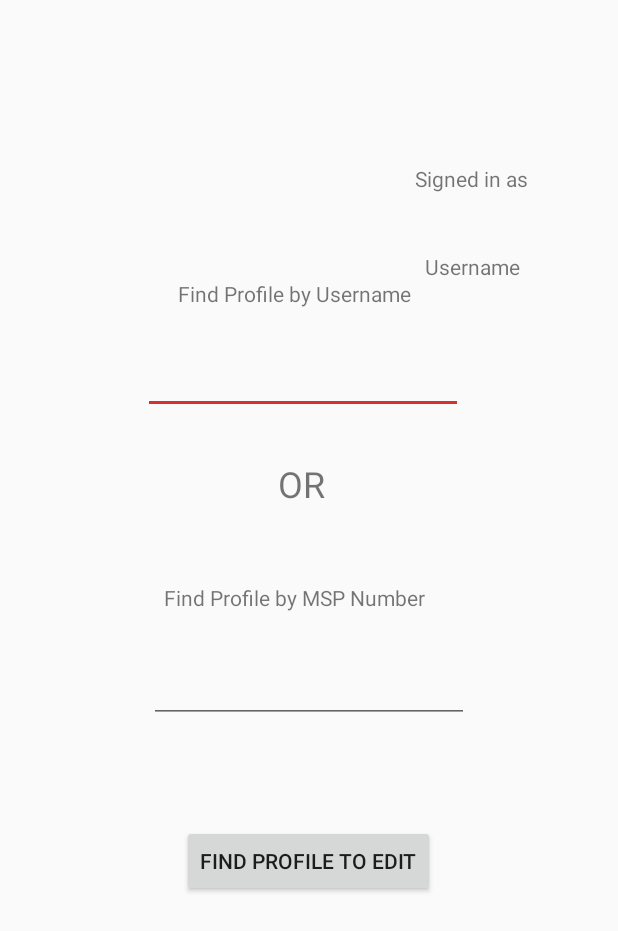
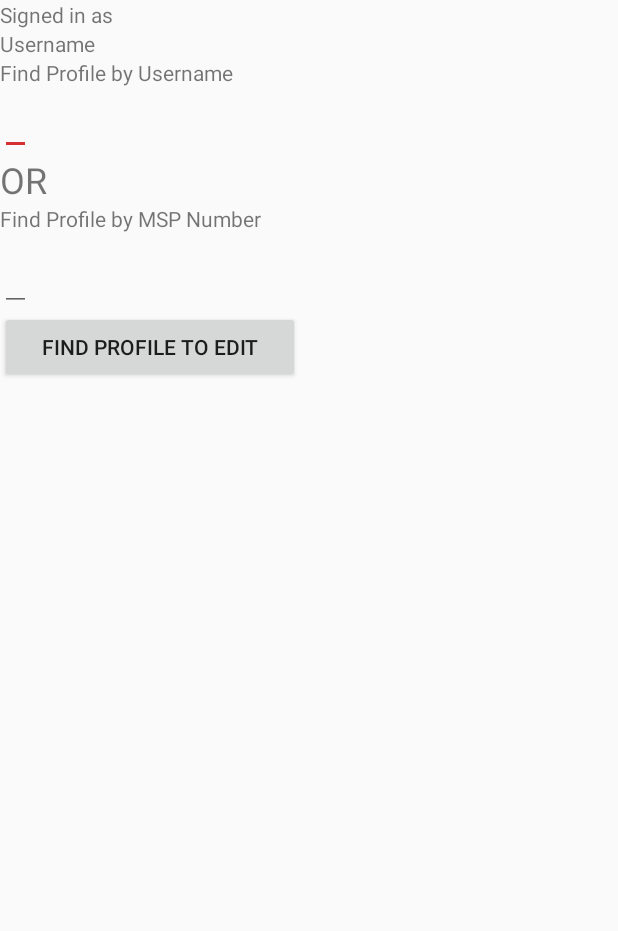
Before and after one commit to developer-jiheui/LemonAid, an Android app: the Activity_6 screen opened directly, with no data from a screen before it, on a phone screen of 412 x 824 dp. Shown: the top 931 px of the screen. Run offline under Robolectric (Android 15) with nearby library versions, the phone set to English and light mode, and no system bars.

Commit message:
update layout of activity 2

```diff
--- a/app/src/main/res/layout/activity_2.xml
+++ b/app/src/main/res/layout/activity_2.xml
@@ -83,29 +83,29 @@
 
         <LinearLayout
             android:layout_width="match_parent"
-            android:layout_height="200dp"
-            android:gravity="bottom"
+            android:layout_height="250dp"
+            android:gravity="center"
             android:orientation="horizontal">
 
             <Button
                 android:id="@+id/btnLogin"
-                android:layout_width="104dp"
-                android:layout_height="48dp"
-                android:layout_marginStart="85dp"
-                android:layout_marginLeft="85dp"
-                android:layout_marginBottom="50dp"
+                android:layout_width="110dp"
+                android:layout_height="50dp"
+                android:background="@color/colorPrimaryDark"
+                android:textColor="#FFFFFF"
+                android:layout_marginBottom="30dp"
                 android:text="@string/txtLogin" />
 
             <Button
                 android:id="@+id/btnRegister"
-                android:layout_width="102dp"
-                android:layout_height="51dp"
-                android:layout_marginStart="27dp"
-                android:layout_marginLeft="27dp"
-                android:layout_marginEnd="93dp"
-                android:layout_marginRight="93dp"
-                android:layout_marginBottom="50dp"
-                android:text="@string/txtRegister" />
+                android:layout_width="110dp"
+                android:layout_height="50dp"
+                android:layout_marginStart="20dp"
+                android:background="@color/colorPrimaryDark"
+                android:textColor="#FFFFFF"
+                android:layout_marginBottom="30dp"
+                android:text="@string/txtRegister"
+                android:layout_marginLeft="10dp" />
         </LinearLayout>
     </LinearLayout>
 
--- a/app/src/main/res/layout/activity_6.xml
+++ b/app/src/main/res/layout/activity_6.xml
@@ -1,132 +1,60 @@
 <?xml version="1.0" encoding="utf-8"?>
-<androidx.constraintlayout.widget.ConstraintLayout xmlns:android="http://schemas.android.com/apk/res/android"
+<LinearLayout xmlns:android="http://schemas.android.com/apk/res/android"
     xmlns:app="http://schemas.android.com/apk/res-auto"
     xmlns:tools="http://schemas.android.com/tools"
     android:layout_width="match_parent"
     android:layout_height="match_parent"
+    android:orientation="vertical"
     tools:context=".Activity_6">
 
     <TextView
         android:id="@+id/txtUsernameInfo"
         android:layout_width="wrap_content"
         android:layout_height="wrap_content"
-        android:layout_marginStart="284dp"
-        android:layout_marginLeft="284dp"
-        android:layout_marginTop="63dp"
-        android:layout_marginEnd="68dp"
-        android:layout_marginRight="68dp"
-        android:layout_marginBottom="649dp"
-        android:text="@string/txtInfo"
-        app:layout_constraintBottom_toBottomOf="parent"
-        app:layout_constraintEnd_toEndOf="parent"
-        app:layout_constraintStart_toStartOf="parent"
-        app:layout_constraintTop_toTopOf="parent" />
+        android:text="@string/txtInfo" />
 
     <TextView
         android:id="@+id/txtUsername"
         android:layout_width="wrap_content"
         android:layout_height="wrap_content"
-        android:layout_marginStart="283dp"
-        android:layout_marginLeft="283dp"
-        android:layout_marginTop="16dp"
-        android:layout_marginEnd="65dp"
-        android:layout_marginRight="65dp"
-        android:layout_marginBottom="614dp"
-        android:text="@string/txtUsername"
-        app:layout_constraintBottom_toBottomOf="parent"
-        app:layout_constraintEnd_toEndOf="parent"
-        app:layout_constraintStart_toStartOf="parent"
-        app:layout_constraintTop_toBottomOf="@+id/txtUsernameInfo" />
+        android:text="@string/txtUsername" />
 
     <TextView
         android:id="@+id/txtProfileDsc"
         android:layout_width="wrap_content"
         android:layout_height="wrap_content"
-        android:layout_marginStart="118dp"
-        android:layout_marginLeft="118dp"
-        android:layout_marginTop="186dp"
-        android:layout_marginEnd="137dp"
-        android:layout_marginRight="137dp"
-        android:text="@string/txtProfileDsc"
-        app:layout_constraintEnd_toEndOf="parent"
-        app:layout_constraintStart_toStartOf="parent"
-        app:layout_constraintTop_toTopOf="parent" />
+        android:text="@string/txtProfileDsc" />
 
     <EditText
         android:id="@+id/etUsername"
         android:layout_width="wrap_content"
         android:layout_height="wrap_content"
-        android:layout_marginStart="95dp"
-        android:layout_marginLeft="95dp"
-        android:layout_marginTop="25dp"
-        android:layout_marginEnd="103dp"
-        android:layout_marginRight="103dp"
-        android:ems="10"
-        android:inputType="textPersonName"
-        app:layout_constraintEnd_toEndOf="parent"
-        app:layout_constraintStart_toStartOf="parent"
-        app:layout_constraintTop_toBottomOf="@+id/txtProfileDsc"
-        tools:autofil="ignore"
-        android:importantForAutofill="no" />
+        android:importantForAutofill="no"
+        android:inputType="textPersonName" />
 
     <TextView
         android:id="@+id/txtOr"
         android:layout_width="wrap_content"
         android:layout_height="wrap_content"
-        android:layout_marginStart="171dp"
-        android:layout_marginLeft="171dp"
-        android:layout_marginTop="30dp"
-        android:layout_marginEnd="181dp"
-        android:layout_marginRight="181dp"
         android:text="OR"
-        android:textSize="24sp"
-        app:layout_constraintEnd_toEndOf="parent"
-        app:layout_constraintStart_toStartOf="parent"
-        app:layout_constraintTop_toBottomOf="@+id/etUsername" />
+        android:textSize="24sp" />
 
     <TextView
         android:id="@+id/txtMspDsc"
         android:layout_width="189dp"
         android:layout_height="26dp"
-        android:layout_marginStart="174dp"
-        android:layout_marginLeft="174dp"
-        android:layout_marginTop="50dp"
-        android:layout_marginEnd="178dp"
-        android:layout_marginRight="178dp"
-        android:text="@string/findProfileDsc"
-        app:layout_constraintEnd_toEndOf="parent"
-        app:layout_constraintStart_toStartOf="parent"
-        app:layout_constraintTop_toBottomOf="@+id/txtOr" />
+        android:text="@string/findProfileDsc" />
 
     <EditText
         android:id="@+id/etMSP"
         android:layout_width="wrap_content"
         android:layout_height="wrap_content"
-        android:layout_marginStart="99dp"
-        android:layout_marginLeft="99dp"
-        android:layout_marginTop="22dp"
-        android:layout_marginEnd="99dp"
-        android:layout_marginRight="99dp"
-        android:ems="10"
-        android:inputType="textPersonName"
-        app:layout_constraintEnd_toEndOf="parent"
-        app:layout_constraintStart_toStartOf="parent"
-        app:layout_constraintTop_toBottomOf="@+id/txtMspDsc"
-        tools:autofil="ignore"
-        android:importantForAutofill="no" />
+        android:importantForAutofill="no"
+        android:inputType="textPersonName" />
 
     <Button
         android:id="@+id/btnFindProfile"
-        android:layout_width="wrap_content"
+        android:layout_width="200dp"
         android:layout_height="wrap_content"
-        android:layout_marginStart="166dp"
-        android:layout_marginLeft="166dp"
-        android:layout_marginTop="68dp"
-        android:layout_marginEnd="157dp"
-        android:layout_marginRight="157dp"
-        android:text="@string/btnFindProfile"
-        app:layout_constraintEnd_toEndOf="parent"
-        app:layout_constraintHorizontal_bias="0.562"
-        app:layout_constraintStart_toStartOf="parent"
-        app:layout_constraintTop_toBottomOf="@+id/etMSP" />
-</androidx.constraintlayout.widget.ConstraintLayout>
+        android:text="@string/btnFindProfile" />
+</LinearLayout>
```
